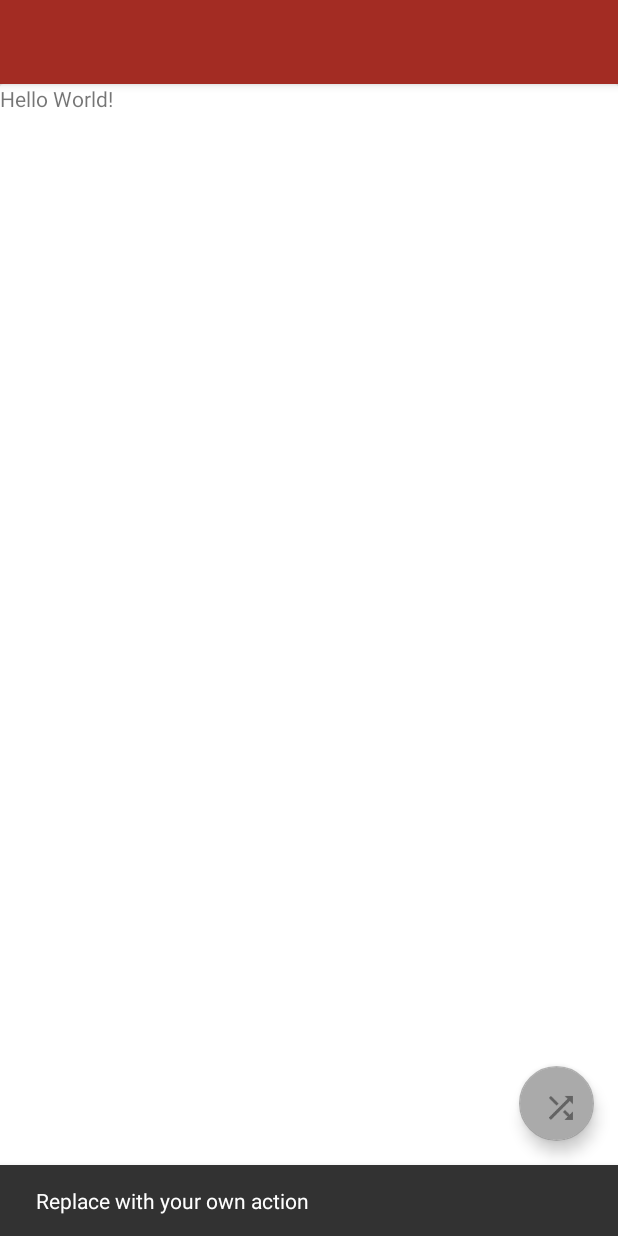
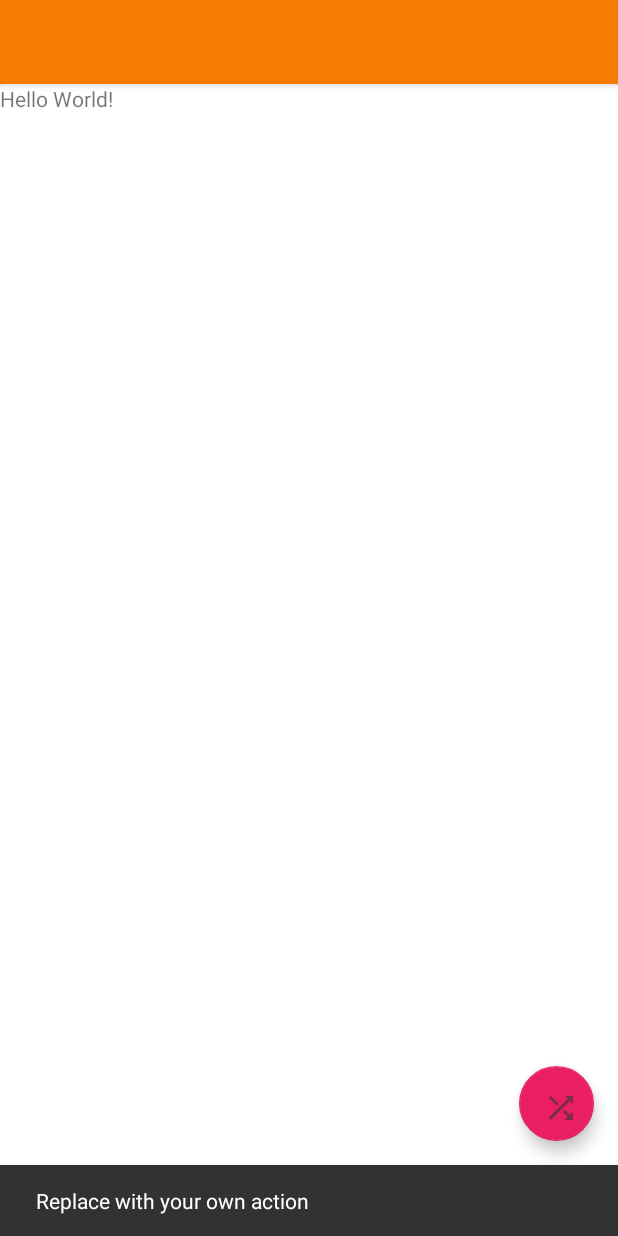
Before and after one commit to samreality4/ChoosU, an Android app: the screen it shows after launch (NewActivity), after a tap on an icon or button, on a phone screen of 412 x 824 dp. Run offline under Robolectric (Android 15) with nearby library versions, the light colour scheme and no system bars.

Commit message:
update from mac

```diff
--- a/app/src/main/java/com/example/sam/choosu/database/YelpProvider.java
+++ b/app/src/main/java/com/example/sam/choosu/database/YelpProvider.java
@@ -28,6 +28,7 @@ public class YelpProvider extends ContentProvider{
 
         matcher.addURI(authority, YelpContract.YelpEntry.TABLE_YELP, RESTAURANTS);
         matcher.addURI(authority, YelpContract.YelpEntry.TABLE_YELP, RESTAURANTS_WITH_ID);
+        return matcher;
     }
 
     @Override
@@ -59,7 +60,7 @@ public class YelpProvider extends ContentProvider{
         }
 
         mCursor.setNotificationUri(getContext().getContentResolver(),uri);
-        return mCursor
+        return mCursor;
 
     }
 
--- a/app/src/main/res/layout/recyclerview_choose.xml
+++ b/app/src/main/res/layout/recyclerview_choose.xml
@@ -3,5 +3,6 @@
     android:orientation="vertical"
     android:layout_width="match_parent"
     android:layout_height="wrap_content"
-    android:id="@+id/choose_recyclerview">
+    android:id="@+id/choose_recyclerview"
+    android:layoutAnimation="@anim/layout_animation_fall_down">
 </android.support.v7.widget.RecyclerView>
--- a/app/src/main/res/values/colors.xml
+++ b/app/src/main/res/values/colors.xml
@@ -1,6 +1,6 @@
 <?xml version="1.0" encoding="utf-8"?>
 <resources>
-    <color name="colorPrimary">#f34e42</color>
-    <color name="colorPrimaryDark">#a32c23</color>
-    <color name="colorAccent">#4062ff</color>
+    <color name="colorPrimary">#ef6c00</color>
+    <color name="colorPrimaryDark">#f57c00</color>
+    <color name="colorAccent">#e91e63</color>
 </resources>
--- a/app/src/main/res/values/styles.xml
+++ b/app/src/main/res/values/styles.xml
@@ -4,8 +4,8 @@
     <style name="AppTheme" parent="Theme.AppCompat.Light.DarkActionBar">
         <!-- Customize your theme here. -->
         <item name="colorPrimary">@color/colorPrimaryDark</item>
-        <item name="colorPrimaryDark">@color/colorPrimaryDark</item>
-        <item name="colorAccent">@android:color/darker_gray</item>
+        <item name="colorPrimaryDark">@color/colorPrimary</item>
+        <item name="colorAccent">@color/colorAccent</item>
     </style>
 
     <style name="AppTheme.NoActionBar">
```
Also changed, not shown: app/src/main/java/com/example/sam/choosu/IntentReceiver.java (added, +8 -0 lines), app/src/main/java/com/example/sam/choosu/NewActivity.java (+29 -2 lines).
